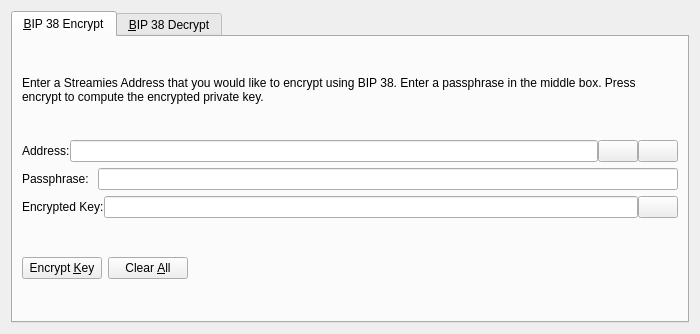
The window that src/qt/forms/bip38tooldialog.ui (cryptopool-builders/Streamies) describes before a commit, drawn with Qt 5.
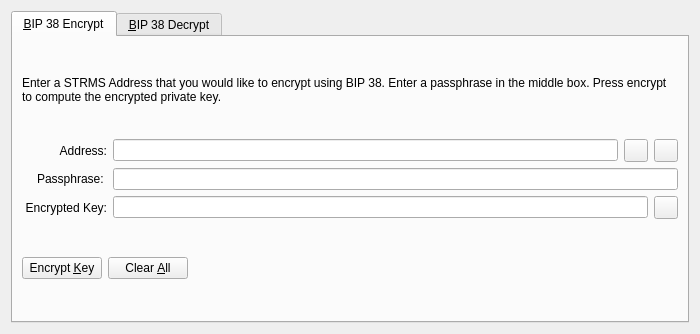
The same window after the commit. The open tabs and pages were chosen to show the change. Icons and pictures are not drawn. Custom widgets are drawn as their Qt base class.

```diff
--- a/src/qt/forms/bip38tooldialog.ui
+++ b/src/qt/forms/bip38tooldialog.ui
@@ -30,7 +30,7 @@
        <item>
         <widget class="QLabel" name="infoLabel_ENC">
          <property name="text">
-          <string>Enter a Streamies Address that you would like to encrypt using BIP 38. Enter a passphrase in the middle box. Press encrypt to compute the encrypted private key.</string>
+          <string>Enter a STRMS Address that you would like to encrypt using BIP 38. Enter a passphrase in the middle box. Press encrypt to compute the encrypted private key.</string>
          </property>
          <property name="textFormat">
           <enum>Qt::PlainText</enum>
@@ -42,11 +42,17 @@
        </item>
        <item>
         <layout class="QHBoxLayout" name="horizontalLayout_1_ENC">
-         <property name="spacing">
-          <number>0</number>
-         </property>
          <item>
           <widget class="QLabel" name="label_5">
+           <property name="alignment">
+            <set>Qt::AlignRight|Qt::AlignTrailing|Qt::AlignVCenter</set>
+           </property>
+           <property name="minimumSize">
+            <size>
+             <width>85</width>
+             <height>0</height>
+            </size>
+           </property>
            <property name="text">
             <string>Address:</string>
            </property>
@@ -60,7 +66,7 @@
           </widget>
          </item>
          <item>
-          <widget class="QPushButton" name="addressBookButton_ENC">
+          <widget class="QToolButton" name="addressBookButton_ENC">
            <property name="toolTip">
             <string>Choose previously used address</string>
            </property>
@@ -74,13 +80,10 @@
            <property name="shortcut">
             <string>Alt+A</string>
            </property>
-           <property name="autoDefault">
-            <bool>false</bool>
-           </property>
           </widget>
          </item>
          <item>
-          <widget class="QPushButton" name="pasteButton_ENC">
+          <widget class="QToolButton" name="pasteButton_ENC">
            <property name="toolTip">
             <string>Paste address from clipboard</string>
            </property>
@@ -94,9 +97,6 @@
            <property name="shortcut">
             <string>Alt+P</string>
            </property>
-           <property name="autoDefault">
-            <bool>false</bool>
-           </property>
           </widget>
          </item>
         </layout>
@@ -105,6 +105,15 @@
         <layout class="QHBoxLayout" name="horizontalLayout_5">
          <item>
           <widget class="QLabel" name="label_6">
+           <property name="alignment">
+            <set>Qt::AlignRight|Qt::AlignTrailing|Qt::AlignVCenter</set>
+           </property>
+           <property name="minimumSize">
+            <size>
+             <width>85</width>
+             <height>0</height>
+            </size>
+           </property>
            <property name="text">
             <string>Passphrase: </string>
            </property>
@@ -121,11 +130,17 @@
        </item>
        <item>
         <layout class="QHBoxLayout" name="horizontalLayout_2_ENC">
-         <property name="spacing">
-          <number>0</number>
-         </property>
          <item>
           <widget class="QLabel" name="encryptedKeyLabel_ENC">
+           <property name="alignment">
+            <set>Qt::AlignRight|Qt::AlignTrailing|Qt::AlignVCenter</set>
+           </property>
+           <property name="minimumSize">
+            <size>
+             <width>85</width>
+             <height>0</height>
+            </size>
+           </property>
            <property name="text">
             <string>Encrypted Key:</string>
            </property>
@@ -147,7 +162,7 @@
           </widget>
          </item>
          <item>
-          <widget class="QPushButton" name="copyKeyButton_ENC">
+          <widget class="QToolButton" name="copyKeyButton_ENC">
            <property name="toolTip">
             <string>Copy the current signature to the system clipboard</string>
            </property>
@@ -158,9 +173,6 @@
             <iconset resource="../streamies.qrc">
              <normaloff>:/icons/editcopy</normaloff>:/icons/editcopy</iconset>
            </property>
-           <property name="autoDefault">
-            <bool>false</bool>
-           </property>
           </widget>
          </item>
         </layout>
```
Left out of the diff: 50 changed lines with no effect on the pictures.
